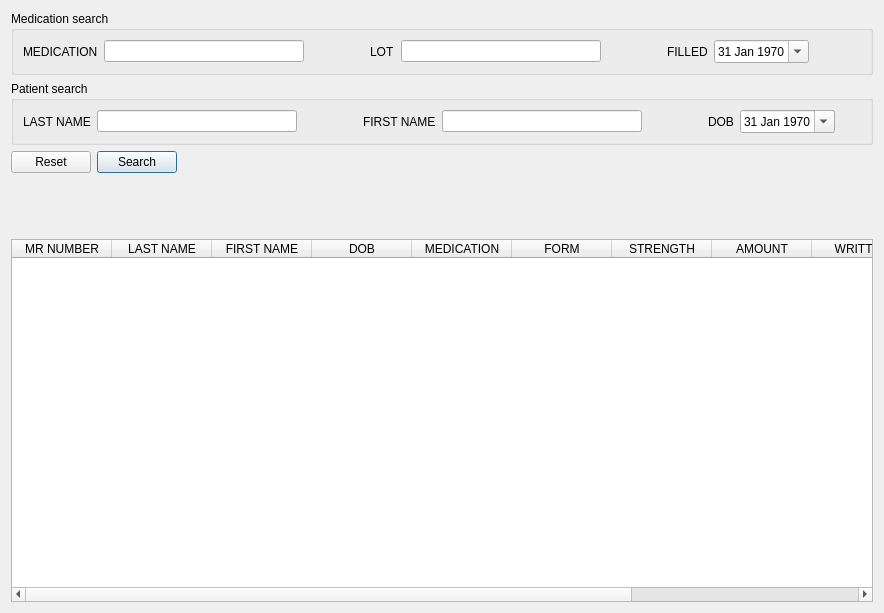
This is mtrack/prescriptionsframe.ui in kyledevans/Medicine-Track as Qt 5 draws it before an edit. The edited form follows.
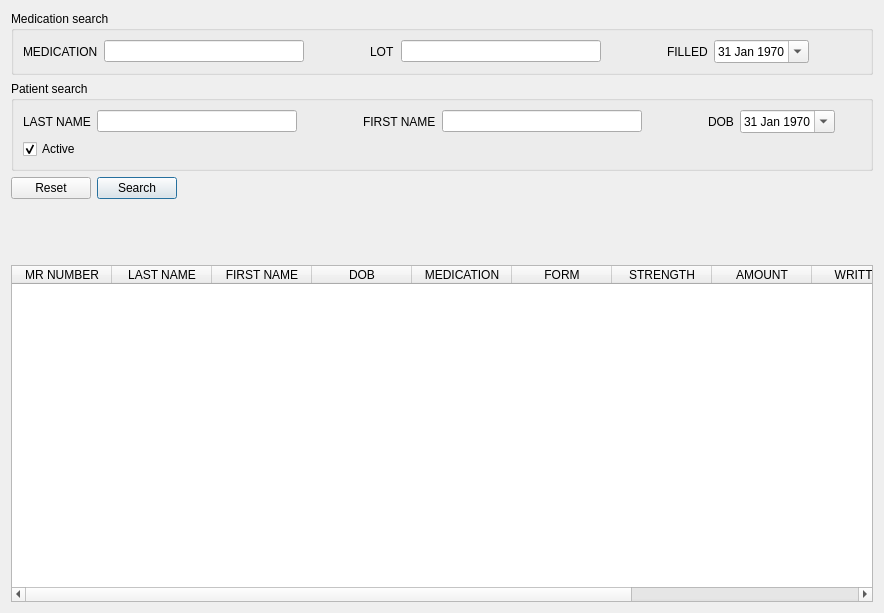
This is the edited form.

Commit message: patient search uses bind values. 	modified:   mtrack/globals.cpp 	modified:   mtrack/globals.h 	modified:   mtrack/patientsearch.cpp 	modified:   mtrack/patientsearch.ui 	modified:   mtrack/pharmacistframe.ui 	modified:   mtrack/prescriberframe.ui 	modified:   mtrack/prescriptionsframe.ui 	modified:   todo.txt

```diff
--- a/mtrack/prescriptionsframe.ui
+++ b/mtrack/prescriptionsframe.ui
@@ -149,7 +149,9 @@
      <property name="title">
       <string>Patient search</string>
      </property>
-     <layout class="QHBoxLayout" name="horizontalLayout">
+     <layout class="QVBoxLayout" name="verticalLayout_2">
+      <item>
+       <layout class="QHBoxLayout" name="horizontalLayout_3">
       <item>
        <widget class="QLabel" name="lastLabel">
         <property name="text">
@@ -266,6 +268,35 @@
        </spacer>
       </item>
      </layout>
+      </item>
+      <item>
+       <layout class="QHBoxLayout" name="horizontalLayout">
+        <item>
+         <widget class="QCheckBox" name="activeField">
+          <property name="text">
+           <string>Active</string>
+          </property>
+          <property name="checked">
+           <bool>true</bool>
+          </property>
+         </widget>
+        </item>
+        <item>
+         <spacer name="horizontalSpacer_8">
+          <property name="orientation">
+           <enum>Qt::Horizontal</enum>
+          </property>
+          <property name="sizeHint" stdset="0">
+           <size>
+            <width>40</width>
+            <height>20</height>
+           </size>
+          </property>
+         </spacer>
+        </item>
+       </layout>
+      </item>
+     </layout>
     </widget>
    </item>
    <item>
```
Left out of the diff: 3 changed lines with no effect on the pictures. Lines whose indentation alone changed are shown as unchanged. The commit also changes 7 other files.
